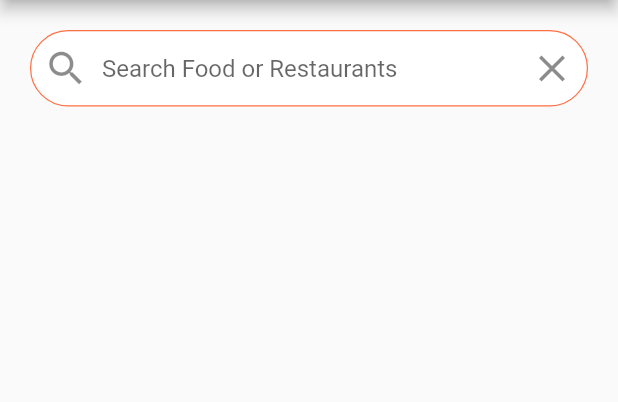
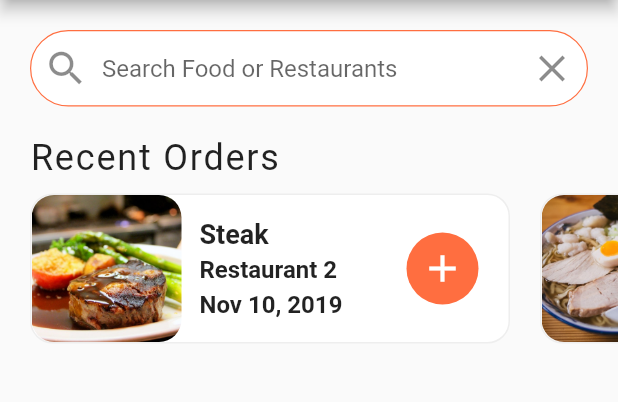
Before and after one commit to iammazharul/flutter_food_delivery_ui, a Flutter app: the screen it shows after launch, on a phone screen of 412 x 824 dp, the part 84-486 px from its top. Run offline on Flutter 3.47's test engine with Material 2 defaults, Android fonts, the phone set to English and light mode, and no system bars.

Commit message:
Recent Orders Section Implemented

```diff
--- a/lib/screens/home_screen.dart
+++ b/lib/screens/home_screen.dart
@@ -1,5 +1,6 @@
 import 'package:flutter/material.dart';
 import 'package:flutter_food_delivery_ui/data/data.dart';
+import 'package:flutter_food_delivery_ui/widgets/recent_orders.dart';
 
 class HomeScreen extends StatefulWidget {
   @override
@@ -34,7 +35,7 @@ class _HomeScreenState extends State<HomeScreen> {
       body: ListView(
         children: <Widget>[
           Padding(
-            padding: const EdgeInsets.all(20.0),
+            padding: EdgeInsets.all(20.0),
             child: TextField(
               decoration: InputDecoration(
                 contentPadding: EdgeInsets.symmetric(vertical: 16.0),
@@ -54,6 +55,7 @@ class _HomeScreenState extends State<HomeScreen> {
               ),
             ),
           ),
+          RecentOrders(),
         ],
       ),
     );
--- /dev/null
+++ b/lib/widgets/recent_orders.dart
@@ -0,0 +1,121 @@
+import 'package:flutter/cupertino.dart';
+import 'package:flutter/material.dart';
+import 'package:flutter_food_delivery_ui/data/data.dart';
+import 'package:flutter_food_delivery_ui/models/order.dart';
+
+class RecentOrders extends StatelessWidget {
+  _buildRecentOrder(BuildContext context, Order order) {
+    return Container(
+      margin: EdgeInsets.all(10.0),
+      width: 320.0,
+      decoration: BoxDecoration(
+        color: Colors.white,
+        borderRadius: BorderRadius.circular(15.0),
+        border: Border.all(width: 1.0, color: Colors.grey[200]),
+      ),
+      child: Row(
+        mainAxisAlignment: MainAxisAlignment.spaceBetween,
+        children: <Widget>[
+          Expanded(
+            child: Row(
+              children: <Widget>[
+                ClipRRect(
+                  borderRadius: BorderRadius.circular(15.0),
+                  child: Image(
+                    width: 100.0,
+                    height: 100.0,
+                    image: AssetImage(order.food.imageUrl),
+                    fit: BoxFit.cover,
+                  ),
+                ),
+                Expanded(
+                  child: Container(
+                    margin: EdgeInsets.all(12.0),
+                    child: Column(
+                      crossAxisAlignment: CrossAxisAlignment.start,
+                      mainAxisAlignment: MainAxisAlignment.center,
+                      children: <Widget>[
+                        Text(
+                          order.food.name,
+                          style: TextStyle(
+                            fontSize: 18.0,
+                            fontWeight: FontWeight.bold,
+                          ),
+                          overflow: TextOverflow.ellipsis,
+                        ),
+                        SizedBox(
+                          height: 4.0,
+                        ),
+                        Text(
+                          order.restaurant.name,
+                          style: TextStyle(
+                            fontSize: 16.0,
+                            fontWeight: FontWeight.w600,
+                          ),
+                          overflow: TextOverflow.ellipsis,
+                        ),
+                        SizedBox(
+                          height: 4.0,
+                        ),
+                        Text(
+                          order.date,
+                          style: TextStyle(
+                            fontSize: 16.0,
+                            fontWeight: FontWeight.w600,
+                          ),
+                          overflow: TextOverflow.ellipsis,
+                        ),
+                      ],
+                    ),
+                  ),
+                ),
+
+              ],
+            ),
+          ),
+          Container(
+            margin: EdgeInsets.only(right: 20.0),
+            decoration: BoxDecoration(
+              color: Theme.of(context).primaryColor,
+              borderRadius: BorderRadius.circular(30.0),
+            ),
+            child: IconButton(
+              icon: Icon(Icons.add),
+              onPressed: () {},
+              iconSize: 30.0,
+              color: Colors.white,
+            ),
+          ),
+        ],
+      ),
+    );
+  }
+
+  @override
+  Widget build(BuildContext context) {
+    return Column(
+      crossAxisAlignment: CrossAxisAlignment.start,
+      children: <Widget>[
+        Padding(
+          padding: EdgeInsets.symmetric(horizontal: 20.0),
+          child: Text(
+            'Recent Orders',
+            style: TextStyle(fontSize: 24.0, letterSpacing: 1.2),
+          ),
+        ),
+        Container(
+          height: 120.0,
+          child: ListView.builder(
+            physics: BouncingScrollPhysics(),
+            padding: EdgeInsets.only(left: 10.0),
+              scrollDirection: Axis.horizontal,
+              itemCount: currentUser.orders.length,
+              itemBuilder: (BuildContext context, int index) {
+                Order order = currentUser.orders[index];
+                return _buildRecentOrder(context, order);
+              }),
+        ),
+      ],
+    );
+  }
+}
```
Also changed, not shown: pubspec.yaml (+2 -48 lines).
